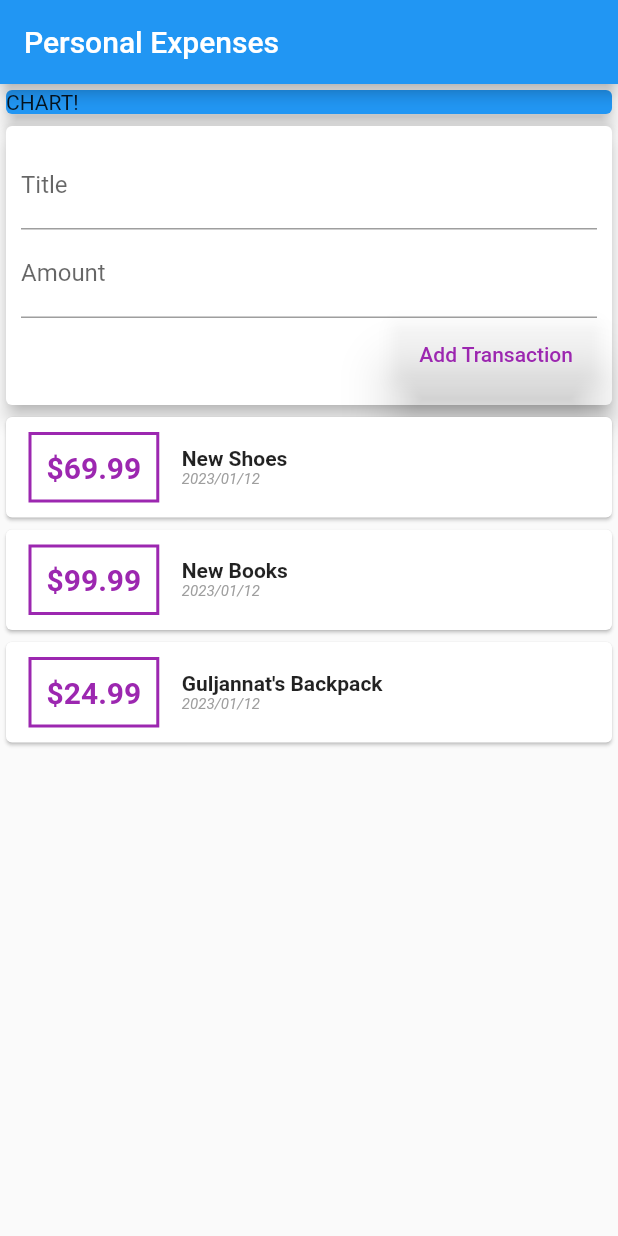
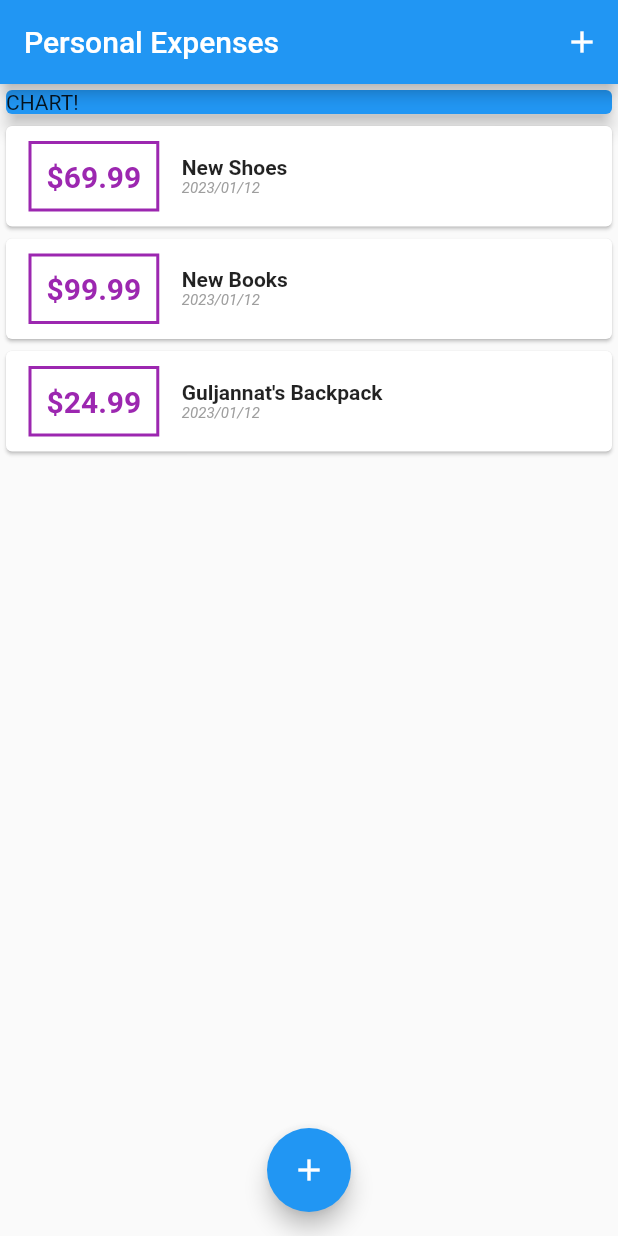
Before and after one commit to ibrikk/Personal-expenses, a Flutter app: the screen it shows after launch, on a phone screen of 412 x 824 dp. Run offline on Flutter 3.47's test engine with Material 2 defaults, Android fonts, the phone set to English and light mode, and no system bars.

Commit message:
+ button

```diff
--- a/lib/main.dart
+++ b/lib/main.dart
@@ -1,5 +1,7 @@
 import 'package:flutter/material.dart';
-import './widgets/user_transactions.dart';
+import 'package:personal/widgets/transaction_list.dart';
+import 'models/transaction.dart';
+import './widgets/new_transaction.dart';
 
 void main() => runApp(MyApp());
 
@@ -13,11 +15,56 @@ class MyApp extends StatelessWidget {
   }
 }
 
-class MyHomePage extends StatelessWidget {
+class MyHomePage extends StatefulWidget {
+  @override
+  State<MyHomePage> createState() => _MyHomePageState();
+}
+
+class _MyHomePageState extends State<MyHomePage> {
+  final List<Transaction> _userTransactions = [
+    Transaction(
+        id: 't1', title: 'New Shoes', amount: 69.99, date: DateTime.now()),
+    Transaction(
+        id: 't2', title: 'New Books', amount: 99.99, date: DateTime.now()),
+    Transaction(
+        id: 't3',
+        title: 'Guljannat\'s Backpack',
+        amount: 24.99,
+        date: DateTime.now())
+  ];
+
+  void _addNewTransaction(String txTitle, double txAmount) {
+    final newTx = Transaction(
+        id: DateTime.now().toString(),
+        title: txTitle,
+        amount: txAmount,
+        date: DateTime.now());
+
+    setState(() {
+      _userTransactions.add(newTx);
+    });
+  }
+
+  // Adding a new transaction
+  void _startAddNewTransaction(BuildContext ctx) {
+    showModalBottomSheet(
+        context: ctx,
+        builder: (_) {
+          return GestureDetector(
+            onTap: () {},
+            child: NewTransaction(_addNewTransaction),
+            behavior: HitTestBehavior.opaque,
+          );
+        });
+  }
+
   @override
   Widget build(BuildContext context) {
     return Scaffold(
       appBar: AppBar(
+        actions: <Widget>[
+          IconButton(onPressed: () => {}, icon: Icon(Icons.add)),
+        ],
         title: Text('Personal Expenses'),
       ),
       body: SingleChildScrollView(
@@ -33,10 +80,14 @@ class MyHomePage extends StatelessWidget {
                 child: Text("CHART!"),
               ),
             ),
-            UserTransactions(),
+            TransactionList(_userTransactions),
           ],
         ),
       ),
+      floatingActionButtonLocation: FloatingActionButtonLocation.centerFloat,
+      floatingActionButton: FloatingActionButton(
+          onPressed: () => {_startAddNewTransaction(context)},
+          child: Icon(Icons.add)),
     );
   }
 }
--- a/lib/widgets/user_transactions.dart
+++ /dev/null
@@ -1,45 +0,0 @@
-import 'package:flutter/material.dart';
-import './new_transaction.dart';
-import './transaction_list.dart';
-import '../models/transaction.dart';
-
-class UserTransactions extends StatefulWidget {
-  @override
-  State<UserTransactions> createState() => _UserTransactionsState();
-}
-
-class _UserTransactionsState extends State<UserTransactions> {
-  final List<Transaction> _userTransactions = [
-    Transaction(
-        id: 't1', title: 'New Shoes', amount: 69.99, date: DateTime.now()),
-    Transaction(
-        id: 't2', title: 'New Books', amount: 99.99, date: DateTime.now()),
-    Transaction(
-        id: 't3',
-        title: 'Guljannat\'s Backpack',
-        amount: 24.99,
-        date: DateTime.now())
-  ];
-
-  void _addNewTransaction(String txTitle, double txAmount) {
-    final newTx = Transaction(
-        id: DateTime.now().toString(),
-        title: txTitle,
-        amount: txAmount,
-        date: DateTime.now());
-
-    setState(() {
-      _userTransactions.add(newTx);
-    });
-  }
-
-  @override
-  Widget build(BuildContext context) {
-    return Column(
-      children: <Widget>[
-        NewTransaction(_addNewTransaction),
-        TransactionList(_userTransactions),
-      ],
-    );
-  }
-}
```
Also changed, not shown: lib/widgets/new_transaction.dart (+13 -6 lines).
